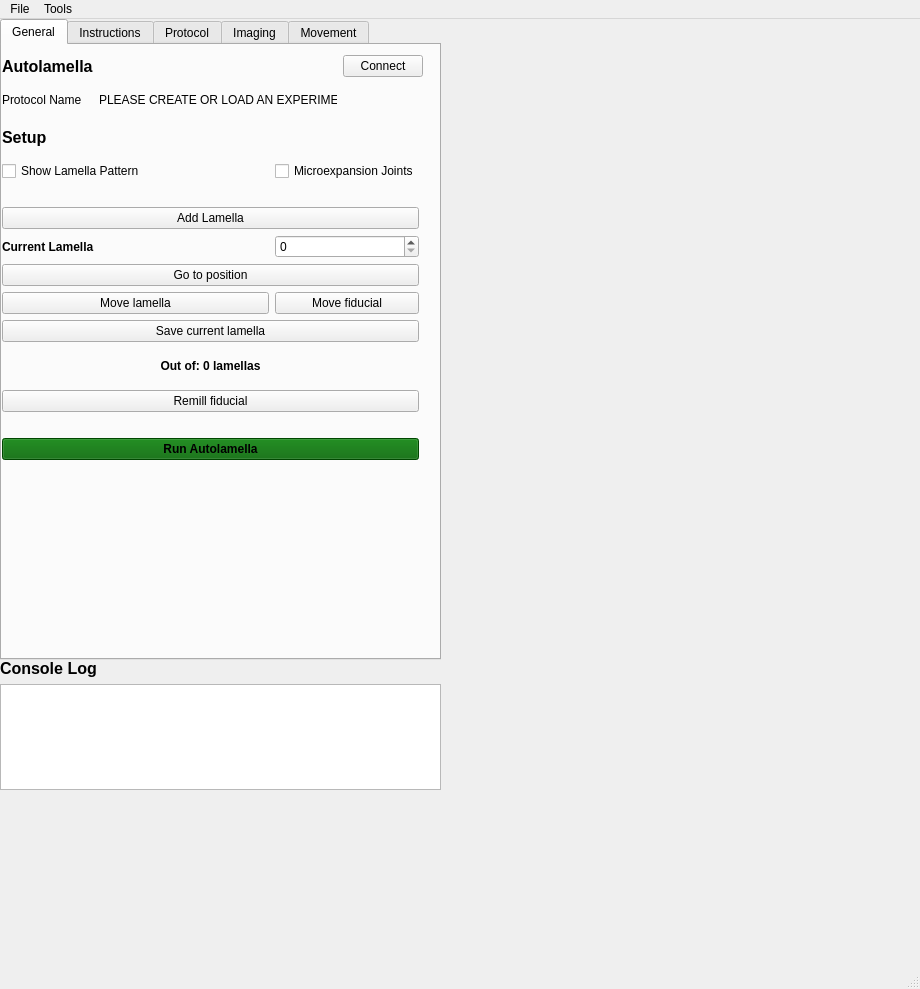
The window that autolamella/ui/UI.ui (DeMarcoLab/autolamella) describes before a commit, drawn with Qt 5.
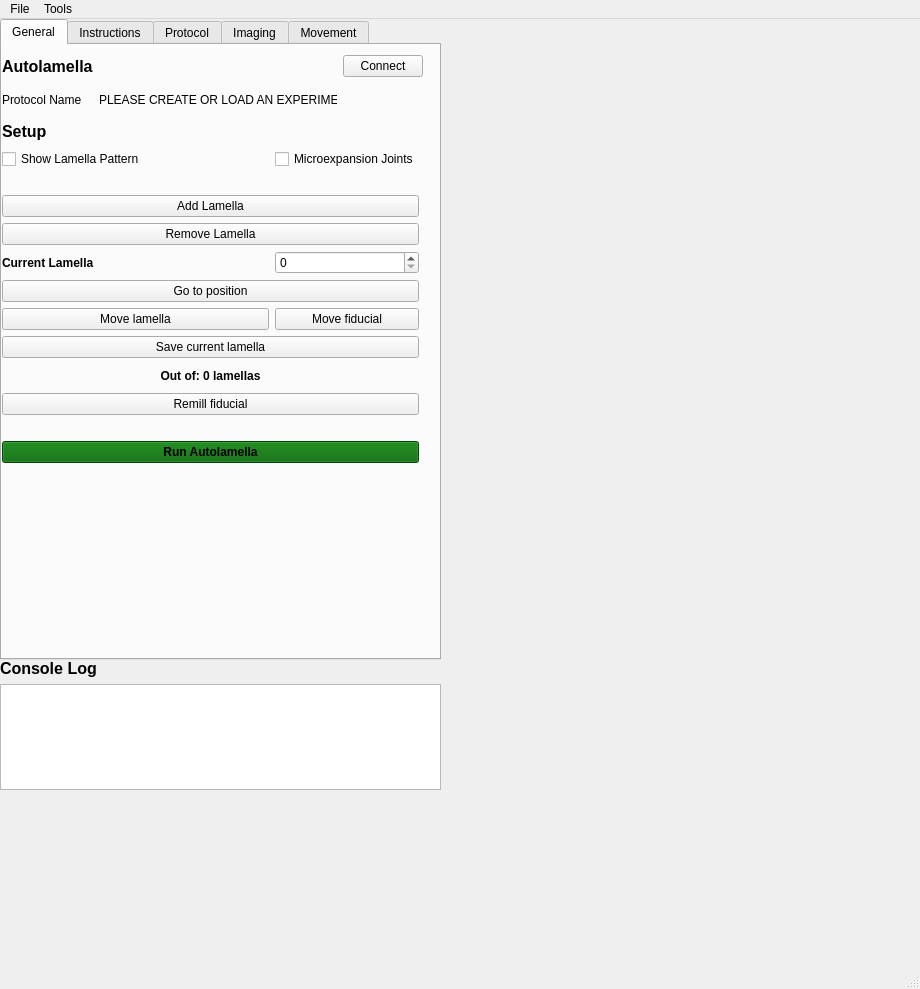
The same window after the commit.

Commit message: remove lamella, not fully implemented yet!

The edit to the form file:
```diff
--- a/autolamella/ui/UI.ui
+++ b/autolamella/ui/UI.ui
@@ -147,33 +147,10 @@
         <x>0</x>
         <y>74</y>
         <width>417</width>
-        <height>341</height>
+        <height>344</height>
        </rect>
       </property>
       <layout class="QGridLayout" name="gridLayout">
-       <item row="14" column="0" colspan="2">
-        <widget class="QPushButton" name="remill_fiducial">
-         <property name="text">
-          <string>Remill fiducial</string>
-         </property>
-        </widget>
-       </item>
-       <item row="13" column="0" colspan="2">
-        <widget class="QLabel" name="lamella_count_txt">
-         <property name="font">
-          <font>
-           <weight>75</weight>
-           <bold>true</bold>
-          </font>
-         </property>
-         <property name="text">
-          <string>Out of: 0 lamellas</string>
-         </property>
-         <property name="alignment">
-          <set>Qt::AlignCenter</set>
-         </property>
-        </widget>
-       </item>
        <item row="6" column="0" colspan="2">
         <widget class="QPushButton" name="add_button">
          <property name="text">
@@ -181,10 +158,23 @@
          </property>
         </widget>
        </item>
-       <item row="11" column="1">
-        <widget class="QPushButton" name="move_fiducial_button">
+       <item row="4" column="1">
+        <widget class="QCheckBox" name="microexpansionCheckBox">
          <property name="text">
-          <string>Move fiducial</string>
+          <string>Microexpansion Joints</string>
+         </property>
+        </widget>
+       </item>
+       <item row="10" column="0">
+        <widget class="QLabel" name="label_4">
+         <property name="font">
+          <font>
+           <weight>75</weight>
+           <bold>true</bold>
+          </font>
+         </property>
+         <property name="text">
+          <string>Current Lamella</string>
          </property>
         </widget>
        </item>
@@ -201,33 +191,6 @@
          </property>
         </widget>
        </item>
-       <item row="11" column="0">
-        <widget class="QPushButton" name="move_lamella_button">
-         <property name="text">
-          <string>Move lamella</string>
-         </property>
-        </widget>
-       </item>
-       <item row="12" column="0" colspan="2">
-        <widget class="QPushButton" name="save_button">
-         <property name="text">
-          <string>Save current lamella</string>
-         </property>
-        </widget>
-       </item>
-       <item row="9" column="0">
-        <widget class="QLabel" name="label_4">
-         <property name="font">
-          <font>
-           <weight>75</weight>
-           <bold>true</bold>
-          </font>
-         </property>
-         <property name="text">
-          <string>Current Lamella</string>
-         </property>
-        </widget>
-       </item>
        <item row="5" column="0" colspan="2">
         <spacer name="horizontalSpacer_2">
          <property name="orientation">
@@ -241,21 +204,78 @@
          </property>
         </spacer>
        </item>
-       <item row="9" column="1">
+       <item row="15" column="0" colspan="2">
+        <widget class="QPushButton" name="remill_fiducial">
+         <property name="text">
+          <string>Remill fiducial</string>
+         </property>
+        </widget>
+       </item>
+       <item row="12" column="1">
+        <widget class="QPushButton" name="move_fiducial_button">
+         <property name="text">
+          <string>Move fiducial</string>
+         </property>
+        </widget>
+       </item>
+       <item row="13" column="0" colspan="2">
+        <widget class="QPushButton" name="save_button">
+         <property name="text">
+          <string>Save current lamella</string>
+         </property>
+        </widget>
+       </item>
+       <item row="10" column="1">
         <widget class="QSpinBox" name="lamella_index">
          <property name="minimum">
           <number>0</number>
          </property>
         </widget>
        </item>
-       <item row="10" column="0" colspan="2">
+       <item row="12" column="0">
+        <widget class="QPushButton" name="move_lamella_button">
+         <property name="text">
+          <string>Move lamella</string>
+         </property>
+        </widget>
+       </item>
+       <item row="11" column="0" colspan="2">
         <widget class="QPushButton" name="go_to_lamella">
          <property name="text">
           <string>Go to position</string>
          </property>
         </widget>
        </item>
-       <item row="17" column="0" colspan="2">
+       <item row="14" column="0" colspan="2">
+        <widget class="QLabel" name="lamella_count_txt">
+         <property name="font">
+          <font>
+           <weight>75</weight>
+           <bold>true</bold>
+          </font>
+         </property>
+         <property name="text">
+          <string>Out of: 0 lamellas</string>
+         </property>
+         <property name="alignment">
+          <set>Qt::AlignCenter</set>
+         </property>
+        </widget>
+       </item>
+       <item row="16" column="0">
+        <spacer name="horizontalSpacer">
+         <property name="orientation">
+          <enum>Qt::Horizontal</enum>
+         </property>
+         <property name="sizeHint" stdset="0">
+          <size>
+           <width>40</width>
+           <height>20</height>
+          </size>
+         </property>
+        </spacer>
+       </item>
+       <item row="18" column="0" colspan="2">
         <widget class="QPushButton" name="run_button">
          <property name="font">
           <font>
@@ -271,13 +291,6 @@
          </property>
         </widget>
        </item>
-       <item row="4" column="1">
-        <widget class="QCheckBox" name="microexpansionCheckBox">
-         <property name="text">
-          <string>Microexpansion Joints</string>
-         </property>
-        </widget>
-       </item>
        <item row="3" column="0" colspan="2">
         <widget class="QLabel" name="label_7">
          <property name="font">
@@ -292,18 +305,12 @@
          </property>
         </widget>
        </item>
-       <item row="15" column="0">
-        <spacer name="horizontalSpacer">
-         <property name="orientation">
-          <enum>Qt::Horizontal</enum>
+       <item row="7" column="0" colspan="2">
+        <widget class="QPushButton" name="remove_button">
+         <property name="text">
+          <string>Remove Lamella</string>
          </property>
-         <property name="sizeHint" stdset="0">
-          <size>
-           <width>40</width>
-           <height>20</height>
-          </size>
-         </property>
-        </spacer>
+        </widget>
        </item>
       </layout>
      </widget>
```
The commit also changes 3 other files.
